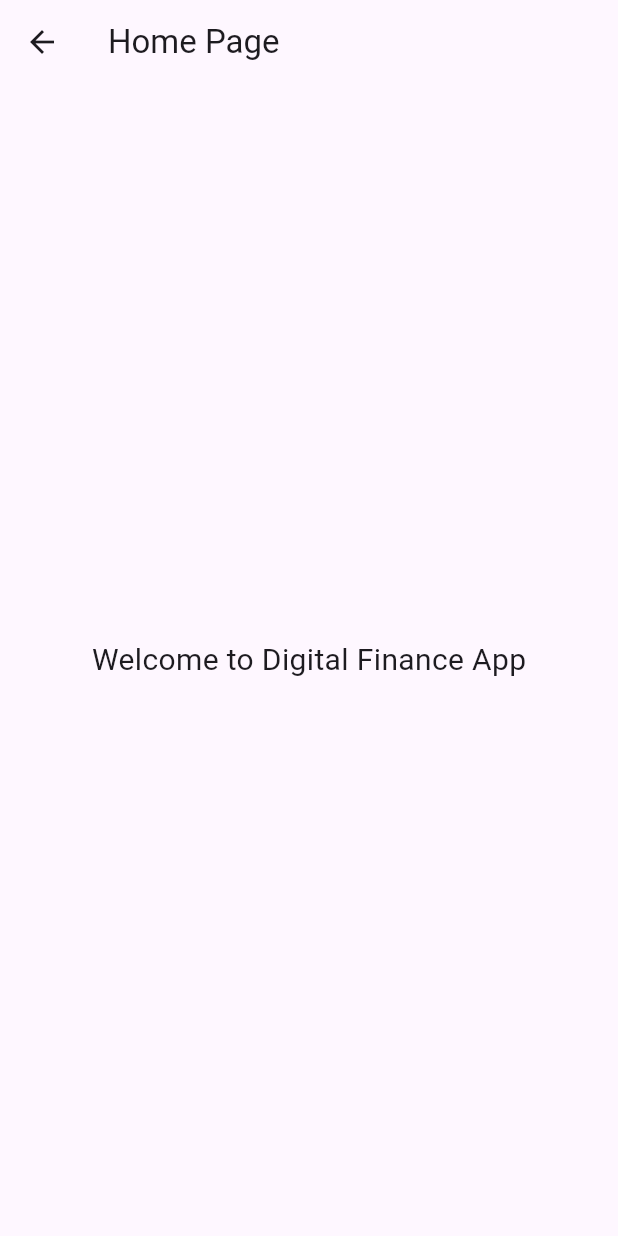
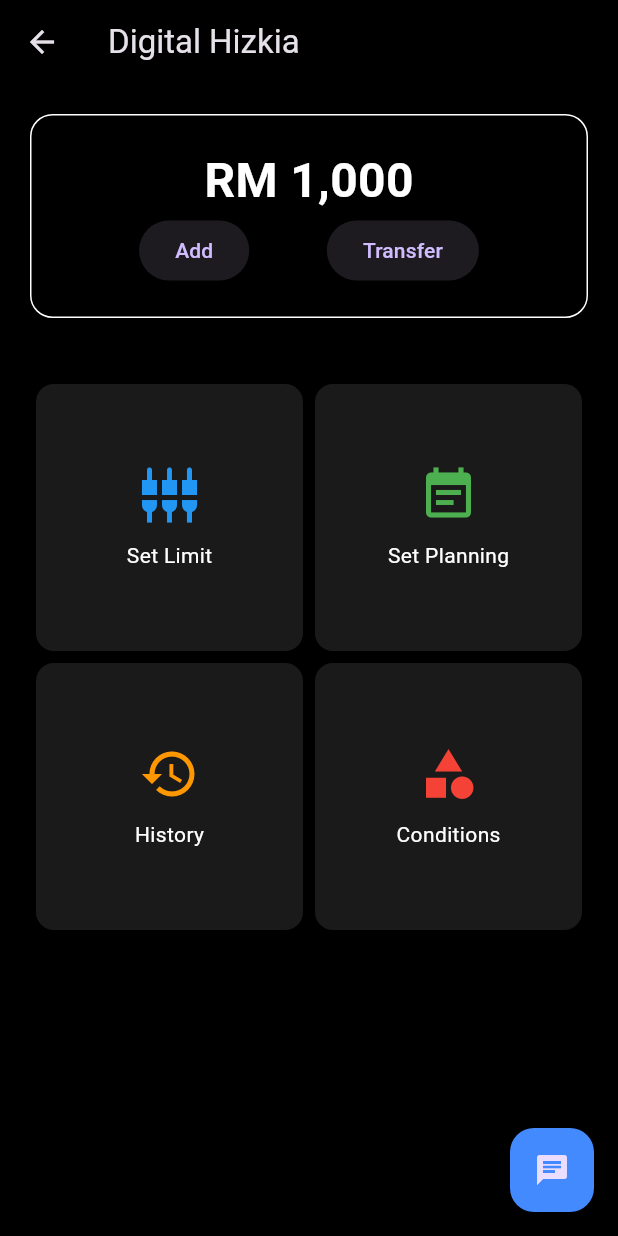
Before and after one commit to Anandaxing/finance_app_pineapple_group_UTM_Hackathon, a Flutter app: the HomePage screen opened by its route, on a phone screen of 412 x 824 dp. Run offline on Flutter 3.47's test engine with Material 3 defaults, Android fonts, the phone set to English and light mode, and no system bars; our stand-ins replace flutter_dotenv, google_generative_ai; missing offline and left inert: libsql_dart, mailer.

Commit message:
feat: AI chat bot added

```diff
--- a/lib/main.dart
+++ b/lib/main.dart
@@ -1,31 +1,40 @@
 import 'package:flutter/material.dart';
-import 'package:flutter_dotenv/flutter_dotenv.dart'; // ← add this
+import 'package:flutter_dotenv/flutter_dotenv.dart';
 
+import 'pages/verify_page.dart';
 import 'pages/login_page.dart';
 import 'pages/register_page.dart';
 import 'pages/home_page.dart';
 
-Future<void> main() async {                              // ← async
-  WidgetsFlutterBinding.ensureInitialized();             // ← add this
-  await dotenv.load(fileName: ".env");                   // ← add this
-  runApp(const MyApp());
+Future<void> main() async {
+
+  WidgetsFlutterBinding.ensureInitialized();
+
+  try {
+    await dotenv.load(fileName: ".env");
+  } catch (e) {
+    print("Warning: .env file not found");
+  }
+
+  runApp(const FinancialApp());
 }
 
-class MyApp extends StatelessWidget {
-  const MyApp({super.key});
+class FinancialApp extends StatelessWidget {
+  const FinancialApp({super.key});
 
   @override
   Widget build(BuildContext context) {
     return MaterialApp(
       debugShowCheckedModeBanner: false,
+      theme: ThemeData.dark(),
 
-      // First page when app starts
       initialRoute: '/login',
 
       routes: {
         '/login': (context) => LoginPage(),
         '/register': (context) => RegisterPage(),
-        '/home': (context) => const HomePage(),
+        '/verify': (context) => const VerifyPage(),  // ← add this
+        '/home': (context) => HomePage(),
       },
     );
   }
--- a/lib/pages/home_page.dart
+++ b/lib/pages/home_page.dart
@@ -1,22 +1,80 @@
 import 'package:flutter/material.dart';
+import 'chat_screen.dart';
 
 class HomePage extends StatelessWidget {
-
-  const HomePage({super.key});
-
   @override
   Widget build(BuildContext context) {
+    return Scaffold(
+      backgroundColor: Colors.black,
+      appBar: AppBar(title: Text("Digital Hizkia"), backgroundColor: Colors.transparent),
+      body: Column(
+        children: [
+          Container(
+            margin: EdgeInsets.all(20),
+            padding: EdgeInsets.all(20),
+            decoration: BoxDecoration(
+              border: Border.all(color: Colors.white),
+              borderRadius: BorderRadius.circular(15)
+            ),
+            child: Column(
+              children: [
+                Text("RM 1,000", style: TextStyle(color: Colors.white, fontSize: 32, fontWeight: FontWeight.bold)),
+                Row(
+                  mainAxisAlignment: MainAxisAlignment.spaceEvenly,
+                  children: [
+                    ElevatedButton(onPressed: () {}, child: Text("Add")),
+                    ElevatedButton(onPressed: () {}, child: Text("Transfer")),
+                  ],
+                )
+              ],
+            ),
+          ),
 
-    return Scaffold(
+          Expanded(
+            child: GridView.count(
+              crossAxisCount: 2,
+              padding: EdgeInsets.all(20),
+              children: [
+                _menuItem(context, Icons.settings_input_component, "Set Limit", Colors.blue),
+                _menuItem(context, Icons.event_note, "Set Planning", Colors.green),
+                _menuItem(context, Icons.history, "History", Colors.orange),
+                _menuItem(context, Icons.category, "Conditions", Colors.red),
+              ],
+            ),
+          ),
+        ],
+      ),
+      // Floating Action Button untuk Chat Bot
+      floatingActionButton: FloatingActionButton(
+       onPressed: () {
+        // print("BUTTON INFORMATION: The button is clicked!");
+        final String userEmail = ModalRoute.of(context)!.settings.arguments as String;
+        Navigator.push(
+          context,
+          MaterialPageRoute(
+            builder: (context) => ChatScreen(userEmail: userEmail), // Kirim parameternya di sini
+          ),
+        );
+      },
+        child: Icon(Icons.chat),
+        backgroundColor: Colors.blueAccent,
+      ),
+    );
+  }
 
-      appBar: AppBar(
-        title: const Text("Home Page"),
-      ),
-
-      body: const Center(
-        child: Text(
-          "Welcome to Digital Finance App",
-          style: TextStyle(fontSize: 20),
+  Widget _menuItem(BuildContext context, IconData icon, String label, Color color) {
+    return Card(
+      color: Colors.white10,
+      child: InkWell(
+        onTap: () {
+        },
+        child: Column(
+          mainAxisAlignment: MainAxisAlignment.center,
+          children: [
+            Icon(icon, color: color, size: 40),
+            SizedBox(height: 10),
+            Text(label, style: TextStyle(color: Colors.white)),
+          ],
         ),
       ),
     );
--- a/pubspec.yaml
+++ b/pubspec.yaml
@@ -31,11 +31,12 @@ dependencies:
   flutter:
     sdk: flutter
   libsql_dart: ^0.9.0+0.9.30  # Or your preferred version
-
+  google_generative_ai: ^0.4.3 # Untuk akses Gemini
+  mailer: ^6.1.0
   # The following adds the Cupertino Icons font to your application.
   # Use with the CupertinoIcons class for iOS style icons.
   cupertino_icons: ^1.0.8
-  flutter_dotenv: ^6.0.1
+  flutter_dotenv: ^5.1.0
 
 dev_dependencies:
   flutter_test:
```
Also changed, not shown: lib/database_service.dart (+58 -0 lines), lib/email_service.dart (added, +40 -0 lines), lib/pages/chat_screen.dart (added, +141 -0 lines), lib/pages/login_page.dart (+8 -15 lines), lib/pages/register_page.dart (+73 -54 lines), lib/pages/verify_page.dart (added, +86 -0 lines), lib/pages/history_screen.dart (added), pubspec.lock, 1 other file.
